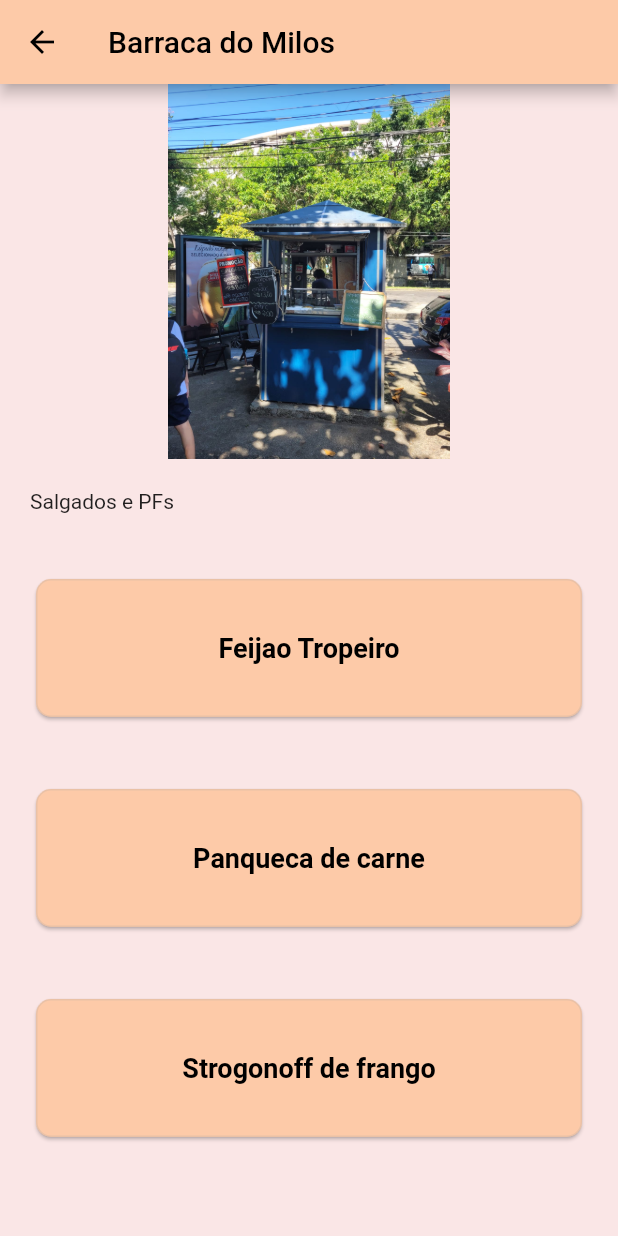
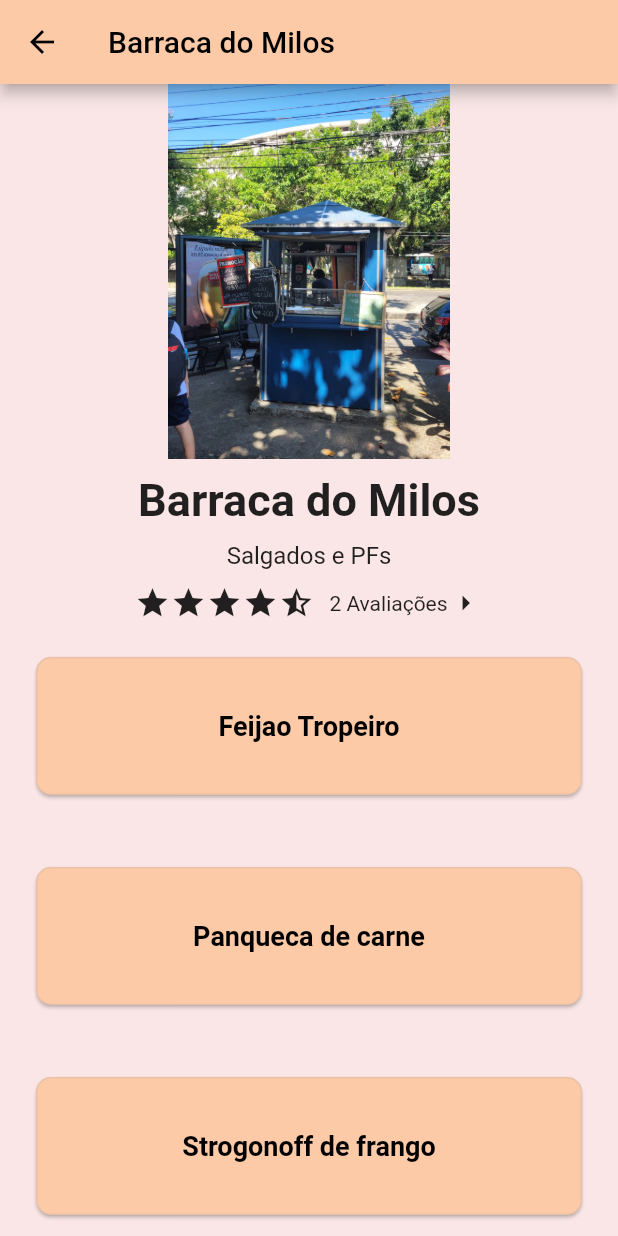
Before and after one commit to lfsca/app-flutter-LuizFellipe-BrunoCoutinho, a Flutter app: the screen it shows after launch, after a tap on "Barraca do Milos", on a phone screen of 412 x 824 dp. Run offline on Flutter 3.47's test engine with Material 2 defaults, Android fonts, the phone set to English and light mode, and no system bars; drawn by our look-alikes of flutter_rating_bar; Roboto replaces fonts that are missing (Poppins).

Commit message:
mais detalhes

```diff
--- a/flutter_project/lib/detailpage.dart
+++ b/flutter_project/lib/detailpage.dart
@@ -4,6 +4,7 @@ import 'package:flutter_project/quentinha.dart';
 import 'package:flutter_project/reviewpage.dart';
 import 'package:flutter_project/style.dart';
 import 'package:flutter_project/palette.dart';
+import 'package:flutter_rating_bar/flutter_rating_bar.dart';
 
 class DetailPage extends StatelessWidget {
   const DetailPage({Key? key}) : super(key: key);
@@ -52,6 +53,46 @@ class WidgetResumoBarraca extends StatelessWidget {
 
   @override
   Widget build(BuildContext context) {
+    return Column(children: [
+      Padding(
+        padding: const EdgeInsets.all(10),
+        child: Text(barraca.nomeBarraca,
+            textAlign: TextAlign.center,
+            style: const TextStyle(fontSize: 30, fontWeight: FontWeight.bold)),
+      ),
+      Padding(
+          padding: const EdgeInsets.only(bottom: 10),
+          child: Text(barraca.descricao, style: const TextStyle(fontSize: 16))),
+      GestureDetector(
+          onTap: () {
+            Navigator.pushNamed(context, ReviewPage.routeName,
+                arguments: barraca);
+          },
+          child: Row(
+            mainAxisAlignment: MainAxisAlignment.center,
+            children: [
+              RatingBar(
+                initialRating: barraca.calculaMediaAvaliacoes(),
+                direction: Axis.horizontal,
+                allowHalfRating: true,
+                itemCount: 5,
+                itemSize: 24,
+                ratingWidget: RatingWidget(
+                  empty: const Icon(Icons.star_outline),
+                  half: const Icon(Icons.star_half),
+                  full: const Icon(Icons.star),
+                ),
+                onRatingUpdate: (value) {},
+              ),
+              Padding(
+                padding: EdgeInsets.only(left: 10),
+                child:
+                    Text(barraca.avaliacoes.length.toString() + " Avaliações"),
+              ),
+              const Icon(Icons.arrow_right)
+            ],
+          ))
+    ]);
     return GestureDetector(
         onTap: () {
           Navigator.pushNamed(context, ReviewPage.routeName,
```
